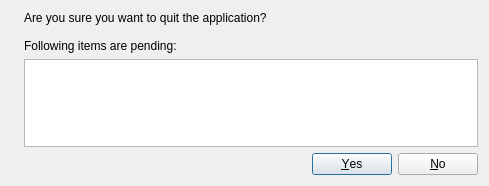
pawelsalawa/sqlitestudio, file SQLiteStudio3/guiSQLiteStudio/dialogs/quitconfirmdialog.ui: the form before one commit.
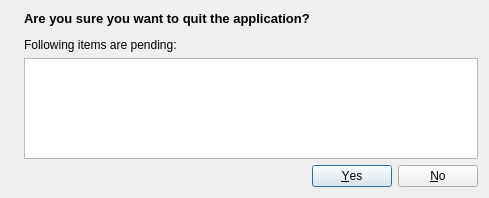
The form after the commit.

Commit message: #2865 Implemented missing uncommited changes checks and added appropriate messages for them. Improved the Uncommited Changes question dialog UI slightly.

What changed in the file:
```diff
--- a/SQLiteStudio3/guiSQLiteStudio/dialogs/quitconfirmdialog.ui
+++ b/SQLiteStudio3/guiSQLiteStudio/dialogs/quitconfirmdialog.ui
@@ -7,7 +7,7 @@
     <x>0</x>
     <y>0</y>
     <width>489</width>
-    <height>186</height>
+    <height>198</height>
    </rect>
   </property>
   <property name="windowTitle">
@@ -17,9 +17,7 @@
    <item row="0" column="1">
     <widget class="QLabel" name="msgLabel">
      <property name="text">
-      <string>Are you sure you want to quit the application?
-
-Following items are pending:</string>
+      <string>&lt;html&gt;&lt;head/&gt;&lt;body&gt;&lt;p&gt;&lt;span style=&quot; font-size:10pt; font-weight:700;&quot;&gt;Are you sure you want to quit the application?&lt;/span&gt;&lt;/p&gt;&lt;p&gt;Following items are pending:&lt;/p&gt;&lt;/body&gt;&lt;/html&gt;</string>
      </property>
     </widget>
    </item>
```
Left out of the diff: 4 changed lines with no effect on the pictures. The commit also changes 4 other files.
